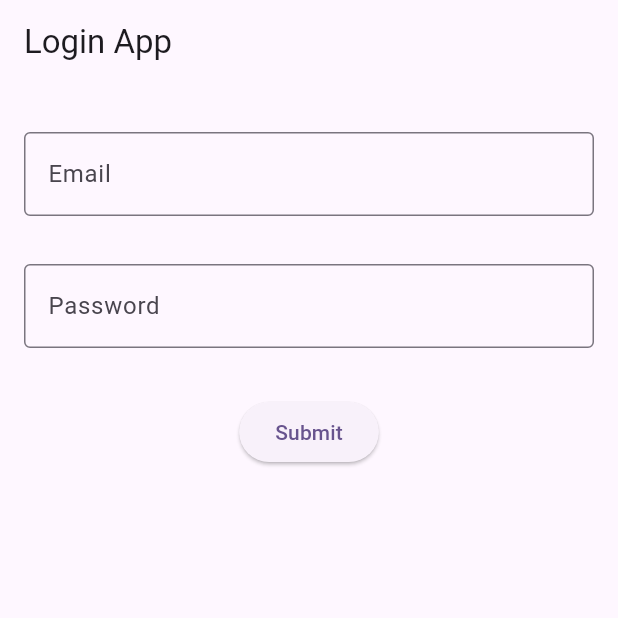
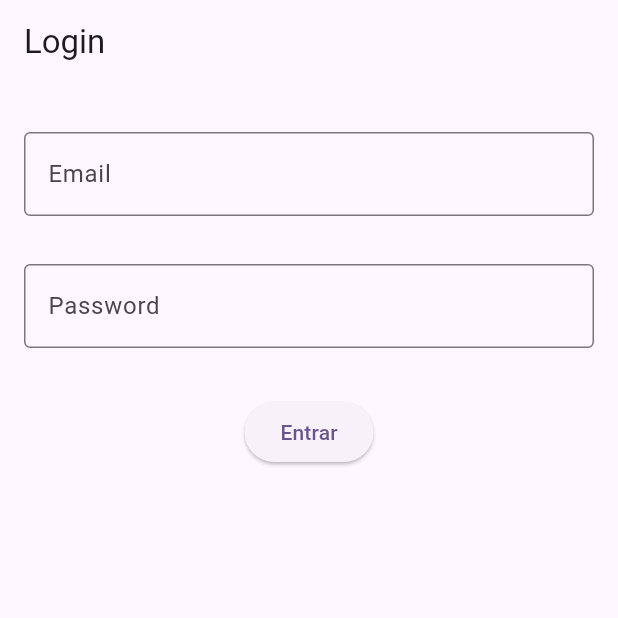
Before and after one commit to Tiagosena21/Tela-de-Login-em-Flutter, a Flutter app: the screen it shows after launch, on a phone screen of 412 x 824 dp, the top half of it. Run offline on Flutter 3.47's test engine with Material 2 defaults, Android fonts, the phone set to English and light mode, and no system bars.

Commit message:
Alteração do botão submit

```diff
--- a/lib/main.dart
+++ b/lib/main.dart
@@ -15,7 +15,7 @@ class MyApp extends StatelessWidget {
         colorScheme: ColorScheme.fromSeed(seedColor: Colors.deepPurple),
         useMaterial3: true,
       ),
-      home: const Login(title: 'Login App'),
+      home: const Login(title: 'Login '),
     );
   }
 }
@@ -106,7 +106,7 @@ class _LoginState extends State<Login> {
                         );
                       }
                     },
-                    child: const Text('Submit'),
+                    child: const Text('Entrar'),
                   ),
                 ),
               ),
```
